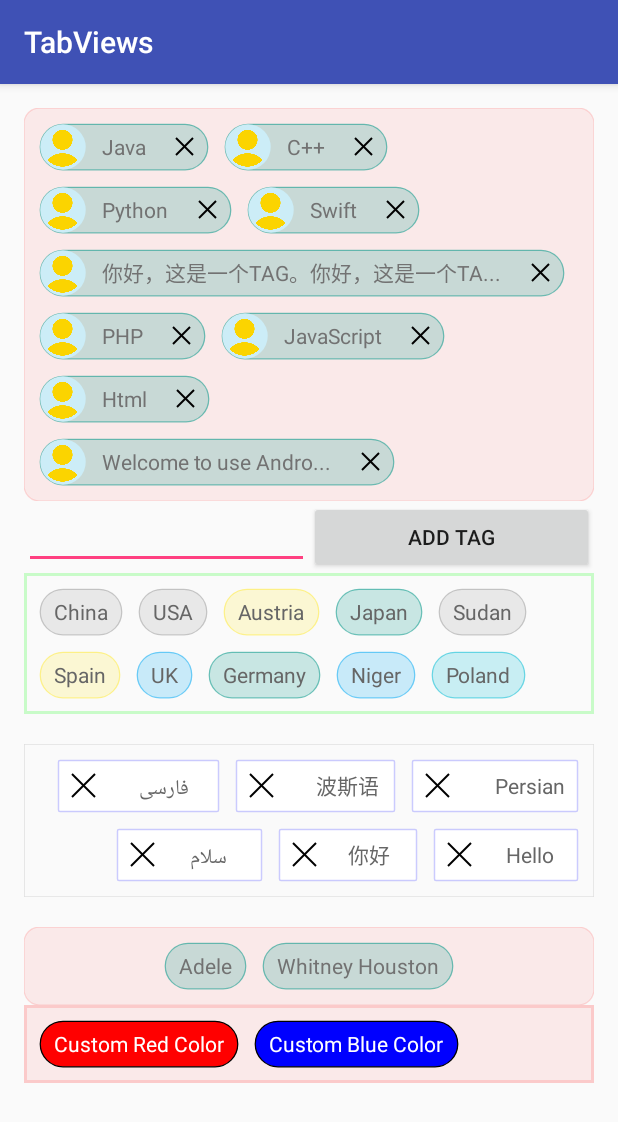
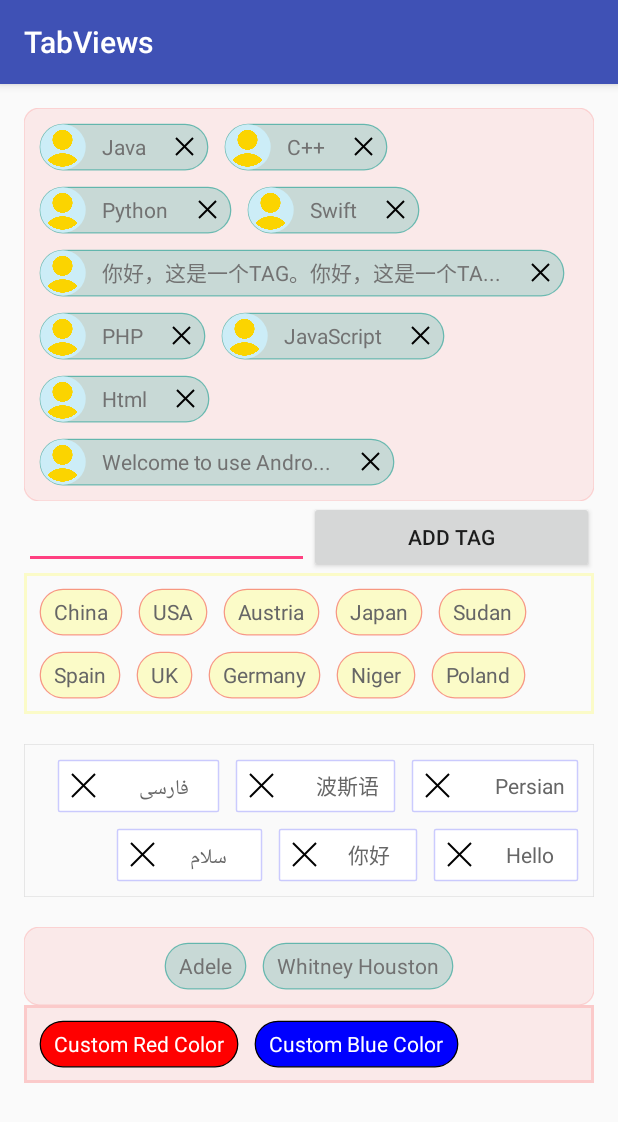
Before and after one commit to andyshiyong/AutoTagViews, an Android app: the screen it shows after launch (MainActivity), on a phone screen of 412 x 824 dp. Shown: the top 1122 px of the screen. Run offline under Robolectric (Android 15) with nearby library versions, the phone set to English and light mode, and no system bars; pictures from the network do not load.

Commit message:
添加选中的tab的颜色属性

```diff
--- a/app/src/main/java/com/shiyong/tagviews/MainActivity.java
+++ b/app/src/main/java/com/shiyong/tagviews/MainActivity.java
@@ -85,6 +85,7 @@ public class MainActivity extends AppCompatActivity {
         mTagContainerLayout1.setOnTagClickListener(new OnTagViewClickListener() {
             @Override
             public void onTagClick(int position, String text) {
+                mTagContainerLayout1.toggleSelectTagView(position);
                 Toast.makeText(MainActivity.this, "click-position:" + position + ", text:" + text,
                         Toast.LENGTH_SHORT).show();
             }
@@ -122,8 +123,14 @@ public class MainActivity extends AppCompatActivity {
                         Toast.LENGTH_SHORT).show();
             }
         });
+        mTagContainerLayout2.setOnTagClickListener(new OnTagViewClickListener() {
+            @Override
+            public void onTagClick(int position, String text) {
+                mTagContainerLayout2.toggleSelectTagView(position);
+            }
+        });
 
-        mTagContainerLayout3.setOnTagClickListener(new TagView.OnTagClickListener() {
+        mTagContainerLayout3.setOnTagClickListener(new OnTagViewClickListener() {
             @Override
             public void onTagClick(int position, String text) {
                 List<Integer> selectedPositions = mTagContainerLayout3.getSelectedTagViewPositions();
@@ -161,7 +168,22 @@ public class MainActivity extends AppCompatActivity {
             public void onTagCrossClick(int position) {
             }
         });
+        mTagContainerLayout4.setOnTagClickListener(new OnTagViewClickListener() {
+            @Override
+            public void onTagClick(int position, String text) {
+                Toast.makeText(MainActivity.this, "mTagContainerLayout4:" + position + ", text:" + text,
+                        Toast.LENGTH_SHORT).show();
 
+            }
+        });
+        mTagcontainerLayout5.setOnTagClickListener(new OnTagViewClickListener() {
+            @Override
+            public void onTagClick(int position, String text) {
+                Toast.makeText(MainActivity.this, "mTagContainerLayout5:" + position + ", text:" + text,
+                        Toast.LENGTH_SHORT).show();
+
+            }
+        });
         // Custom settings
 //        mTagContainerLayout1.setTagMaxLength(4);
 
--- a/app/src/main/res/layout/content_main.xml
+++ b/app/src/main/res/layout/content_main.xml
@@ -68,13 +68,16 @@
                 android:padding="10dp"
                 app:container_max_lines="2"
                 app:container_background_color="#00000000"
-                app:container_border_color="#3300ff00"
+                app:container_border_color="#33ffff00"
+                app:tag_background_color="#33ffff00"
+                app:tag_selected_background_color="#3300ff00"
                 app:container_border_radius="0dp"
                 app:container_border_width="4dp"
                 app:container_enable_drag="true"
                 app:horizontal_interval="10dp"
-                app:tag_clickable="false"
-                app:tag_theme="random"
+                app:tag_selectable="true"
+                app:tag_clickable="true"
+                app:tag_theme="none"
                 app:vertical_interval="10dp" />
 
             <com.shiyong.tagviews.TagContainerLayout
@@ -89,6 +92,7 @@
                 app:container_gravity="right"
                 app:horizontal_interval="10dp"
                 app:tag_background_color="#FFFFFFFF"
+                app:tag_selected_background_color="#3300ff00"
                 app:tag_border_color="#330000ff"
                 app:tag_border_width="1dp"
                 app:tag_clickable="true"
--- a/tagviews/src/main/java/com/shiyong/tagviews/TagContainerLayout.java
+++ b/tagviews/src/main/java/com/shiyong/tagviews/TagContainerLayout.java
@@ -327,6 +327,9 @@ public class TagContainerLayout extends ViewGroup {
                 mTagBorderColor);
         mTagBackgroundColor = attributes.getColor(R.styleable.AndroidTagView_tag_background_color,
                 mTagBackgroundColor);
+        mSelectedTagBackgroundColor = attributes.getColor(R.styleable.AndroidTagView_tag_selected_background_color,
+                mSelectedTagBackgroundColor);
+
         mTagTextColor = attributes.getColor(R.styleable.AndroidTagView_tag_text_color, mTagTextColor);
         mTagTextDirection = attributes.getInt(R.styleable.AndroidTagView_tag_text_direction, mTagTextDirection);
         isTagViewClickable = attributes.getBoolean(R.styleable.AndroidTagView_tag_clickable, false);
--- a/tagviews/src/main/res/values/attrs.xml
+++ b/tagviews/src/main/res/values/attrs.xml
@@ -26,6 +26,7 @@
         <attr name="tag_text_color" format="color" />
         <attr name="tag_border_color" format="color" />
         <attr name="tag_background_color" format="color" />
+        <attr name="tag_selected_background_color" format="color" />
         <attr name="tag_max_length" format="integer" />
         <attr name="tag_clickable" format="boolean" />
         <attr name="tag_selectable" format="boolean" />
```
